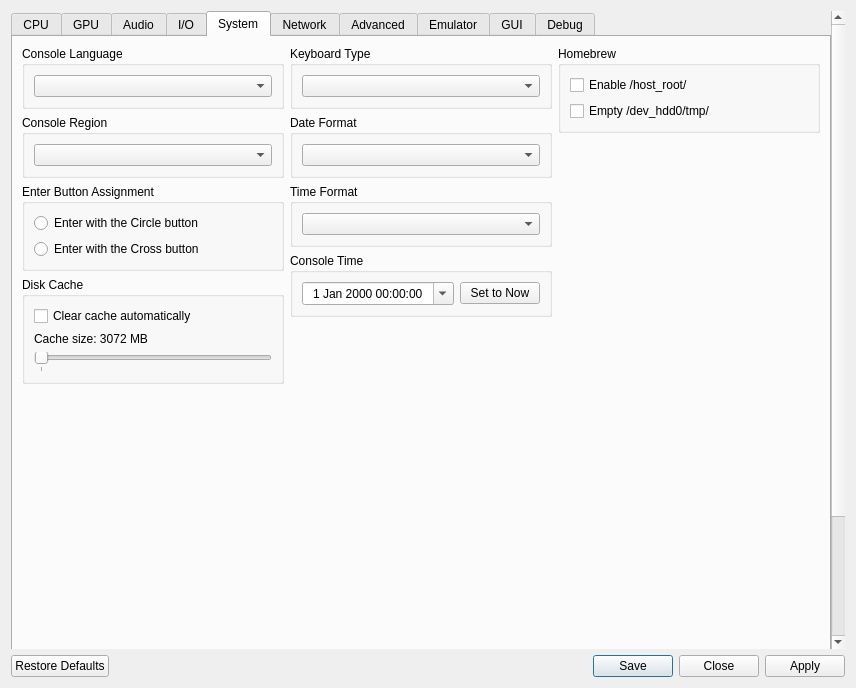
Old version of the form rpcs3/rpcs3qt/settings_dialog.ui in the repository RPCS3/rpcs3.
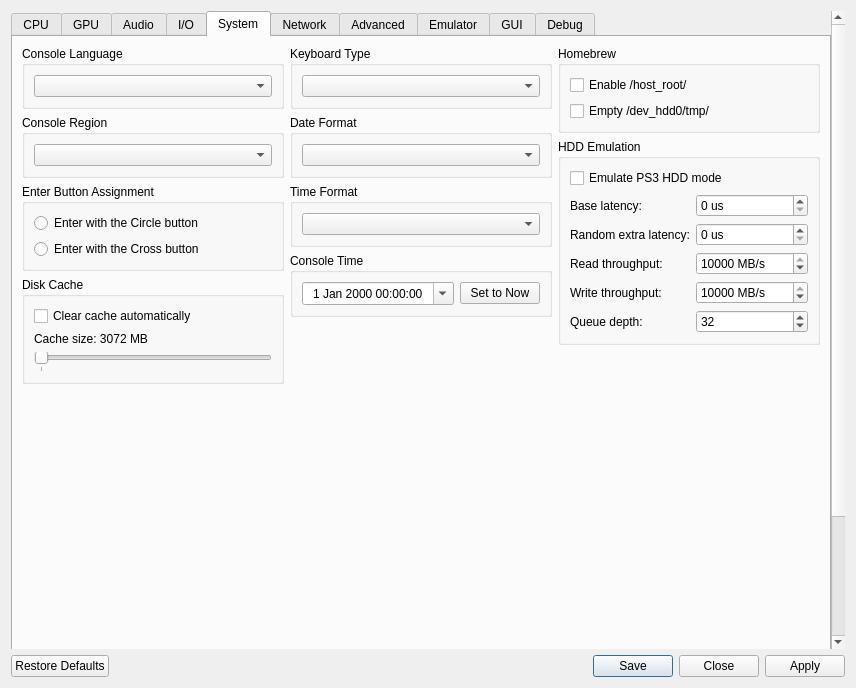
New version of the form. The open tabs and pages were chosen to show the change. Icons and pictures are not drawn.

Commit message: Add configurable PS3 HDD emulation VFS settings

What changed in the file:
```diff
--- a/rpcs3/rpcs3qt/settings_dialog.ui
+++ b/rpcs3/rpcs3qt/settings_dialog.ui
@@ -2118,6 +2118,122 @@
               </layout>
              </widget>
             </item>
+            <item>
+             <widget class="QGroupBox" name="gb_hddEmulation">
+              <property name="title">
+               <string>HDD Emulation</string>
+              </property>
+              <layout class="QFormLayout" name="gb_hddEmulation_layout">
+               <item row="0" column="0" colspan="2">
+                <widget class="QCheckBox" name="emulatePS3HDDMode">
+                 <property name="text">
+                  <string>Emulate PS3 HDD mode</string>
+                 </property>
+                </widget>
+               </item>
+               <item row="1" column="0">
+                <widget class="QLabel" name="label_hddBaseLatencyUs">
+                 <property name="text">
+                  <string>Base latency:</string>
+                 </property>
+                </widget>
+               </item>
+               <item row="1" column="1">
+                <widget class="QSpinBox" name="hddBaseLatencyUs">
+                 <property name="maximum">
+                  <number>1000000</number>
+                 </property>
+                 <property name="suffix">
+                  <string> us</string>
+                 </property>
+                </widget>
+               </item>
+               <item row="2" column="0">
+                <widget class="QLabel" name="label_hddRandomExtraLatencyUs">
+                 <property name="text">
+                  <string>Random extra latency:</string>
+                 </property>
+                </widget>
+               </item>
+               <item row="2" column="1">
+                <widget class="QSpinBox" name="hddRandomExtraLatencyUs">
+                 <property name="maximum">
+                  <number>1000000</number>
+                 </property>
+                 <property name="suffix">
+                  <string> us</string>
+                 </property>
+                </widget>
+               </item>
+               <item row="3" column="0">
+                <widget class="QLabel" name="label_hddReadMBS">
+                 <property name="text">
+                  <string>Read throughput:</string>
+                 </property>
+                </widget>
+               </item>
+               <item row="3" column="1">
+                <widget class="QSpinBox" name="hddReadMBS">
+                 <property name="minimum">
+                  <number>1</number>
+                 </property>
+                 <property name="maximum">
+                  <number>10000</number>
+                 </property>
+                 <property name="value">
+                  <number>10000</number>
+                 </property>
+                 <property name="suffix">
+                  <string> MB/s</string>
+                 </property>
+                </widget>
+               </item>
+               <item row="4" column="0">
+                <widget class="QLabel" name="label_hddWriteMBS">
+                 <property name="text">
+                  <string>Write throughput:</string>
+                 </property>
+                </widget>
+               </item>
+               <item row="4" column="1">
+                <widget class="QSpinBox" name="hddWriteMBS">
+                 <property name="minimum">
+                  <number>1</number>
+                 </property>
+                 <property name="maximum">
+                  <number>10000</number>
+                 </property>
+                 <property name="value">
+                  <number>10000</number>
+                 </property>
+                 <property name="suffix">
+                  <string> MB/s</string>
+                 </property>
+                </widget>
+               </item>
+               <item row="5" column="0">
+                <widget class="QLabel" name="label_hddQueueDepth">
+                 <property name="text">
+                  <string>Queue depth:</string>
+                 </property>
+                </widget>
+               </item>
+               <item row="5" column="1">
+                <widget class="QSpinBox" name="hddQueueDepth">
+                 <property name="minimum">
+                  <number>1</number>
+                 </property>
+                 <property name="maximum">
+                  <number>64</number>
+                 </property>
+                 <property name="value">
+                  <number>32</number>
+                 </property>
+                </widget>
+               </item>
+              </layout>
+             </widget>
+            </item>
             <item>
              <spacer name="systemTabRightVerticalSpacer">
               <property name="orientation">
```
The commit also changes 3 other files.
